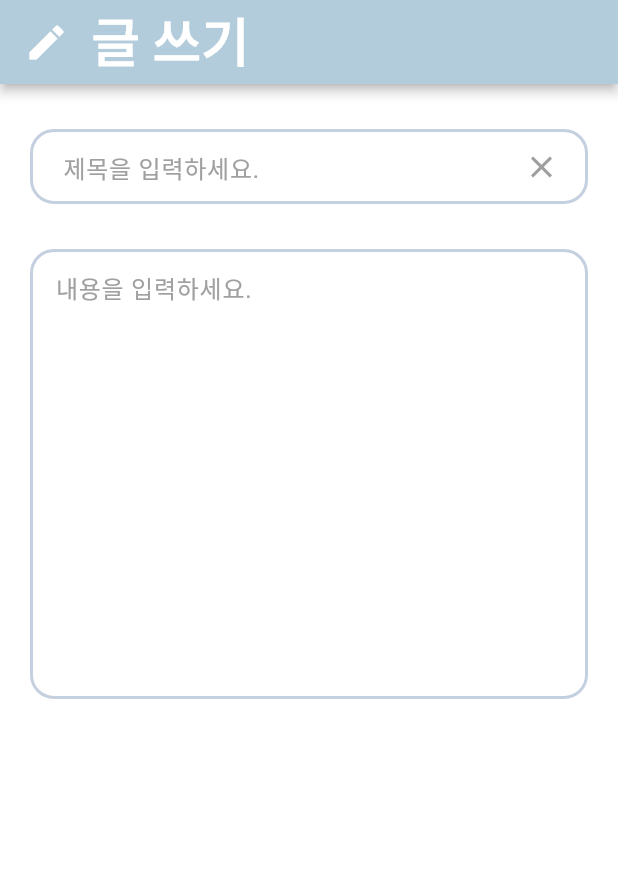
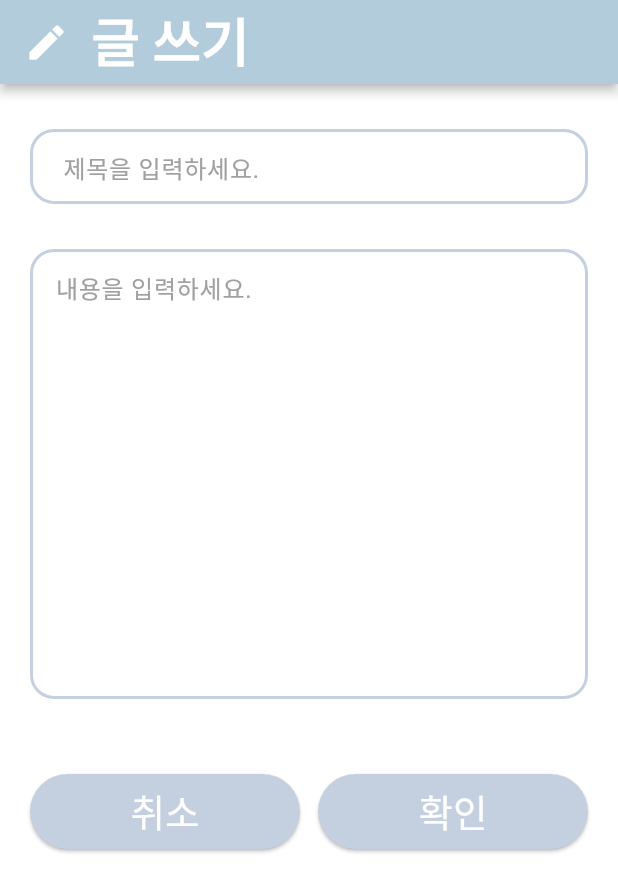
Before and after one commit to WooRiGyeoRe/notice_board, a Flutter app: the screen it shows after launch, on a phone screen of 412 x 824 dp. Shown: the top 892 px of the screen. Run offline on Flutter 3.47's test engine with Material 3 defaults, Android fonts, the phone set to English and light mode, and no system bars; missing offline and left inert: dart:ffi; Roboto replaces fonts that are missing (jeongianjeon-Regular).

Commit message:
글 쓰기 화면 일단 완성....

```diff
--- a/lib/screen/profile_screen.dart
+++ b/lib/screen/profile_screen.dart
@@ -359,16 +359,6 @@ class _LogOutButtonState extends State<LogOutButton> {
           padding: const EdgeInsets.only(left: 20), // 왼쪽 여백 추가
           child: Row(
             children: [
-              /*
-            const Text(
-              '회원 탈퇴',
-              style: TextStyle(
-                fontFamily: "jeongianjeon-Regular",
-                fontSize: 14,
-                color: Color.fromARGB(255, 160, 160, 160),
-              ),
-            ),
-            */
               const SizedBox(width: 10),
               GestureDetector(
                 onTap: () {
--- a/lib/screen/write_screen.dart
+++ b/lib/screen/write_screen.dart
@@ -8,6 +8,7 @@ class WriteScreen extends StatelessWidget {
   @override
   Widget build(BuildContext context) {
     return Scaffold(
+      resizeToAvoidBottomInset: false, // 키보드 오버플로우
       appBar: AppBar(
         title: const Row(
           children: [
@@ -70,6 +71,7 @@ class _WriteFormState extends State<WriteForm> {
               ),
             ),
             child: Row(
+              mainAxisAlignment: MainAxisAlignment.start, // 왼쪽 정렬
               children: [
                 Expanded(
                   // Row 내부에서 TextField를 Expanded로 감쌈
@@ -88,6 +90,7 @@ class _WriteFormState extends State<WriteForm> {
                     ),
                   ),
                 ),
+                /* 취소 버튼있는데 굳이 필요할까 싶기도...
                 IconButton(
                   onPressed: () {
                     _titleController.clear(); // 텍스트 필드 내용 초기화
@@ -97,6 +100,7 @@ class _WriteFormState extends State<WriteForm> {
                     color: Color.fromARGB(255, 158, 158, 158),
                   ),
                 ),
+                */
               ],
             ),
           ),
@@ -128,6 +132,49 @@ class _WriteFormState extends State<WriteForm> {
               ),
             ),
           ),
+          const SizedBox(height: 50),
+          Padding(
+            padding: const EdgeInsets.only(left: 20), // 여백 설정
+            child: Row(
+              children: [
+                SizedBox(
+                  width: 180,
+                  height: 50,
+                  child: ElevatedButton(
+                    onPressed: () {
+                      // 취소 버튼 클릭 시 처리할 로직 추가
+                    },
+                    style: ElevatedButton.styleFrom(
+                      foregroundColor: Colors.white,
+                      backgroundColor: const Color.fromARGB(255, 196, 208, 223),
+                    ),
+                    child: const Text(
+                      '취소',
+                      style: TextStyle(fontSize: 25),
+                    ),
+                  ),
+                ),
+                const SizedBox(width: 12),
+                SizedBox(
+                  width: 180,
+                  height: 50,
+                  child: ElevatedButton(
+                    onPressed: () {
+                      // 로그아웃 버튼 클릭 시 처리할 로직 추가
+                    },
+                    style: ElevatedButton.styleFrom(
+                      foregroundColor: Colors.white,
+                      backgroundColor: const Color.fromARGB(255, 196, 208, 223),
+                    ),
+                    child: const Text(
+                      '확인',
+                      style: TextStyle(fontSize: 25),
+                    ),
+                  ),
+                ),
+              ],
+            ),
+          ),
         ],
       ),
     );
```
